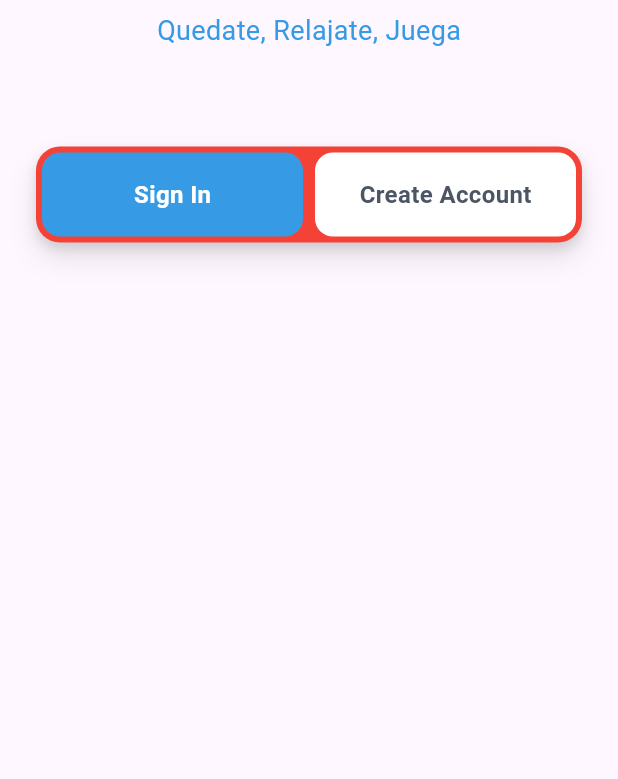
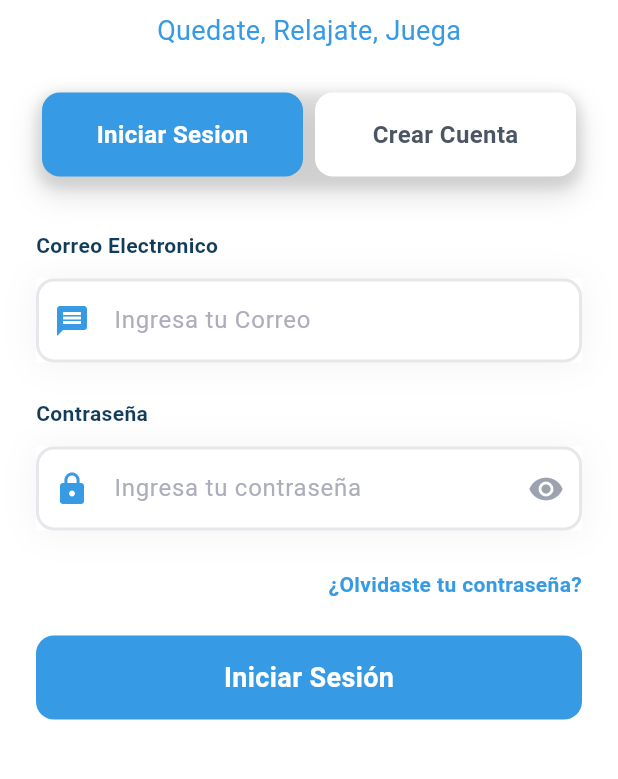
Before and after one commit to Victor78970513/isla-vigu, a Flutter app: the screen it shows after launch, on a phone screen of 412 x 824 dp, the part 263-1042 px from its top. Run offline on Flutter 3.47's test engine with Material 3 defaults, Android fonts, the phone set to English and light mode, and no system bars; our stand-ins replace flutter_bloc, get_it, go_router.

Commit message:
login and signup page finished

```diff
--- a/lib/features/auth/presentation/pages/auth_page.dart
+++ b/lib/features/auth/presentation/pages/auth_page.dart
@@ -15,8 +15,9 @@ class AuthPage extends StatelessWidget {
     return BlocProvider(
       create: (BuildContext context) => getIt<AuthSelectionCubit>(),
       child: Scaffold(
+        backgroundColor: Colors.white,
         body: SafeArea(
-          child: Center(
+          child: SingleChildScrollView(
             child: Column(
               mainAxisAlignment: MainAxisAlignment.start,
               children: [
@@ -46,8 +47,9 @@ class AuthPage extends StatelessWidget {
                     fontWeight: FontWeight.w400,
                   ),
                 ),
-                SizedBox(height: 64),
+                SizedBox(height: 24),
                 AuthSelection(),
+                SizedBox(height: 20),
                 BlocBuilder<AuthSelectionCubit, AuthSelectionEnum>(
                     builder: (context, state) {
                   switch (state) {
@@ -56,7 +58,7 @@ class AuthPage extends StatelessWidget {
                     case AuthSelectionEnum.signUpSelection:
                       return SignUpPage();
                   }
-                })
+                }),
               ],
             ),
           ),
--- a/lib/features/auth/presentation/pages/login_page.dart
+++ b/lib/features/auth/presentation/pages/login_page.dart
@@ -1,10 +1,44 @@
 import 'package:flutter/material.dart';
+import 'package:isla_vigu/core/theme/app_colors.dart';
+import 'package:isla_vigu/features/auth/presentation/widgets/auth_button.dart';
+import 'package:isla_vigu/features/auth/presentation/widgets/auth_input.dart';
 
 class LoginPage extends StatelessWidget {
   const LoginPage({super.key});
 
   @override
   Widget build(BuildContext context) {
-    return Container();
+    return Padding(
+      padding: EdgeInsets.symmetric(horizontal: 24),
+      child: Column(
+        crossAxisAlignment: CrossAxisAlignment.end,
+        children: [
+          AuthInput(
+            title: "Correo Electronico",
+            prefixIcon: Icons.message,
+            hintText: "Ingresa tu Correo",
+          ),
+          AuthInput(
+            title: "Contraseña",
+            hintText: "Ingresa tu contraseña",
+            prefixIcon: Icons.lock,
+            showSuffixcIcon: true,
+          ),
+          SizedBox(height: 14),
+          Text(
+            "¿Olvidaste tu contraseña?",
+            style: TextStyle(
+              color: AppColors.skyBlue,
+              fontSize: 14,
+              fontWeight: FontWeight.w600,
+            ),
+          ),
+          SizedBox(height: 24),
+          AuthButton(
+            text: "Iniciar Sesión",
+          ),
+        ],
+      ),
+    );
   }
 }
--- a/lib/features/auth/presentation/pages/sign_up_page.dart
+++ b/lib/features/auth/presentation/pages/sign_up_page.dart
@@ -1,10 +1,42 @@
 import 'package:flutter/material.dart';
+import 'package:isla_vigu/features/auth/presentation/widgets/auth_button.dart';
+import 'package:isla_vigu/features/auth/presentation/widgets/auth_input.dart';
 
 class SignUpPage extends StatelessWidget {
   const SignUpPage({super.key});
 
   @override
   Widget build(BuildContext context) {
-    return Container();
+    return Padding(
+      padding: EdgeInsets.symmetric(horizontal: 24),
+      child: Column(
+        children: [
+          AuthInput(
+            prefixIcon: Icons.person,
+            title: "Nombre Completo",
+            hintText: "Ingresa tu nombre completo",
+          ),
+          AuthInput(
+            prefixIcon: Icons.message,
+            title: "Correo Electronico",
+            hintText: "Ingresa tu correo",
+          ),
+          AuthInput(
+            prefixIcon: Icons.lock,
+            title: "Contraseña",
+            hintText: "Ingresa tu contraseña",
+            showSuffixcIcon: true,
+          ),
+          AuthInput(
+            prefixIcon: Icons.lock,
+            title: "Confirmar Contraseña",
+            hintText: "Confirma tu contraseña",
+            showSuffixcIcon: true,
+          ),
+          SizedBox(height: 12),
+          AuthButton(text: "Crear cuenta")
+        ],
+      ),
+    );
   }
 }
--- /dev/null
+++ b/lib/features/auth/presentation/widgets/auth_button.dart
@@ -0,0 +1,29 @@
+import 'package:flutter/material.dart';
+import 'package:isla_vigu/core/theme/app_colors.dart';
+
+class AuthButton extends StatelessWidget {
+  final String text;
+  const AuthButton({super.key, required this.text});
+
+  @override
+  Widget build(BuildContext context) {
+    return Container(
+      height: 56,
+      width: double.infinity,
+      decoration: BoxDecoration(
+        color: AppColors.skyBlue,
+        borderRadius: BorderRadius.circular(12),
+      ),
+      child: Center(
+        child: Text(
+          text,
+          style: TextStyle(
+            color: AppColors.white,
+            fontSize: 18,
+            fontWeight: FontWeight.bold,
+          ),
+        ),
+      ),
+    );
+  }
+}
--- /dev/null
+++ b/lib/features/auth/presentation/widgets/auth_input.dart
@@ -0,0 +1,91 @@
+import 'package:flutter/material.dart';
+import 'package:isla_vigu/core/theme/app_colors.dart';
+
+class AuthInput extends StatelessWidget {
+  final bool showSuffixcIcon;
+  final IconData prefixIcon;
+  final String title;
+  final String hintText;
+  const AuthInput({
+    super.key,
+    required this.prefixIcon,
+    required this.title,
+    this.showSuffixcIcon = false,
+    required this.hintText,
+  });
+
+  @override
+  Widget build(BuildContext context) {
+    return Padding(
+      padding: const EdgeInsets.symmetric(vertical: 12),
+      child: Column(
+        crossAxisAlignment: CrossAxisAlignment.start,
+        children: [
+          Text(
+            title,
+            style: TextStyle(
+              color: AppColors.darkBlue,
+              fontSize: 14,
+              fontWeight: FontWeight.w700,
+            ),
+          ),
+          SizedBox(height: 12),
+          Container(
+            decoration: BoxDecoration(
+              color: Colors.white,
+              boxShadow: [
+                BoxShadow(
+                  offset: Offset(0, 1),
+                  blurRadius: 20,
+                  color: Colors.black.withValues(alpha: 0.05),
+                ),
+              ],
+            ),
+            child: TextField(
+              decoration: InputDecoration(
+                hintText: hintText,
+                hintStyle: TextStyle(
+                  color: Color(0xffADAEBC),
+                  fontSize: 16,
+                  fontWeight: FontWeight.w400,
+                ),
+                prefixIcon: Icon(
+                  prefixIcon,
+                  color: AppColors.skyBlue,
+                ),
+                suffixIcon: showSuffixcIcon
+                    ? Icon(
+                        Icons.remove_red_eye,
+                        color: Color(0xff9CA3AF),
+                      )
+                    : null,
+                //
+                enabledBorder: OutlineInputBorder(
+                  borderRadius: BorderRadius.circular(12),
+                  borderSide: BorderSide(
+                    color: Color(0xffE5E7EB),
+                    width: 2,
+                  ),
+                ),
+                focusedBorder: OutlineInputBorder(
+                  borderRadius: BorderRadius.circular(12),
+                  borderSide: BorderSide(
+                    color: Color(0xffE5E7EB),
+                    width: 2,
+                  ),
+                ),
+                errorBorder: OutlineInputBorder(
+                  borderRadius: BorderRadius.circular(12),
+                  borderSide: BorderSide(
+                    color: Color(0xffE5E7EB),
+                    width: 2,
+                  ),
+                ),
+              ),
+            ),
+          )
+        ],
+      ),
+    );
+  }
+}
--- a/lib/features/auth/presentation/widgets/auth_selection.dart
+++ b/lib/features/auth/presentation/widgets/auth_selection.dart
@@ -14,7 +14,6 @@ class AuthSelection extends StatelessWidget {
         width: double.infinity,
         height: 64,
         decoration: BoxDecoration(
-          color: Colors.red,
           borderRadius: BorderRadius.circular(16),
           boxShadow: [
             BoxShadow(
@@ -34,14 +33,14 @@ class AuthSelection extends StatelessWidget {
             Expanded(
               flex: 1,
               child: AuthSelectionItem(
-                text: "Sign In",
+                text: "Iniciar Sesion",
                 authSelectionEnum: AuthSelectionEnum.loginSelection,
               ),
             ),
             Expanded(
               flex: 1,
               child: AuthSelectionItem(
-                text: "Create Account",
+                text: "Crear Cuenta",
                 authSelectionEnum: AuthSelectionEnum.signUpSelection,
               ),
             ),
```
